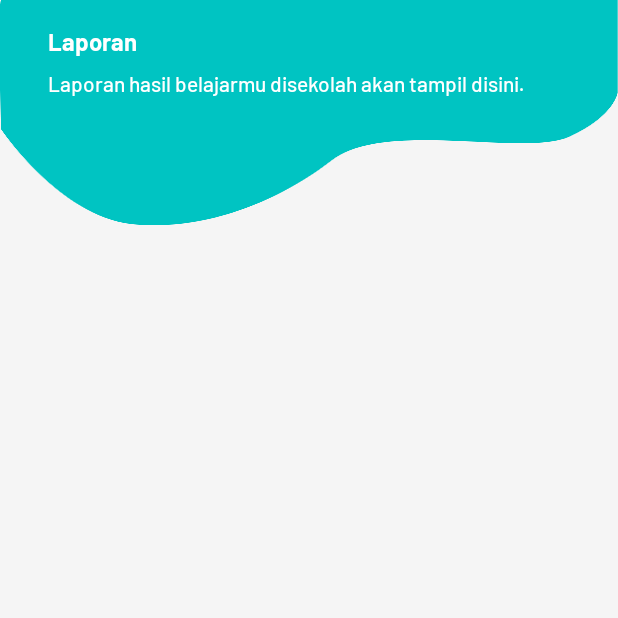
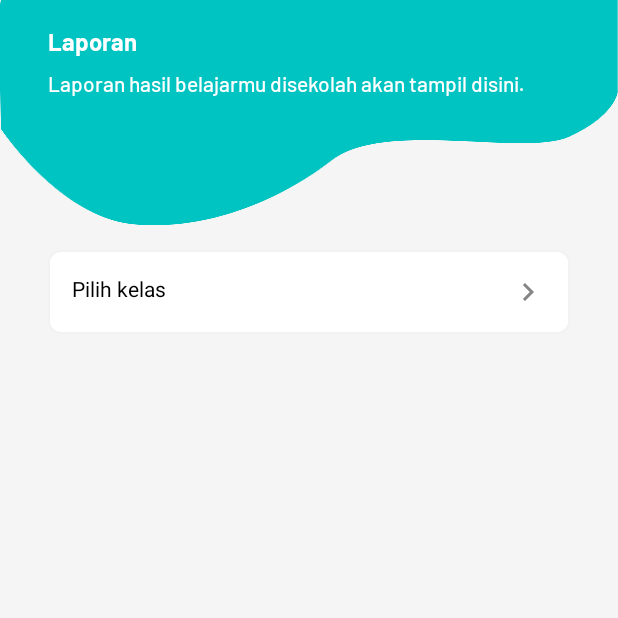
Before and after one commit to cecepfahriazal1997/PenaMob-Android, an Android app: the Dashboard screen opened directly, with no data from a screen before it, item 3 of the bottom bar chosen, on a phone screen of 412 x 824 dp, the top half of it. Run offline under Robolectric (Android 15) with nearby library versions, the phone set to English and light mode, and no system bars; libraries missing offline, so code that uses them is left out: com.esafirm.imagepicker, com.koushikdutta.async, com.koushikdutta.ion, com.smarteist.autoimageslider, mehdi.sakout.fancybuttons; pictures from the network do not load; 11 statements that could not run were skipped.

Commit message:
feat: add picker data

```diff
--- a/app/src/main/AndroidManifest.xml
+++ b/app/src/main/AndroidManifest.xml
@@ -83,6 +83,10 @@
             android:name=".activity.ChangePassword"
             android:screenOrientation="portrait"
             android:theme="@style/Theme.PenaMob" />
+        <activity
+            android:name=".activity.Picker"
+            android:screenOrientation="portrait"
+            android:theme="@style/Theme.PenaMob" />
     </application>
 
 </manifest>
--- a/app/src/main/java/com/nita/penamob/activity/Dashboard.java
+++ b/app/src/main/java/com/nita/penamob/activity/Dashboard.java
@@ -17,7 +17,7 @@ import com.nita.penamob.R;
 import com.nita.penamob.api.Service;
 import com.nita.penamob.fragment.Account;
 import com.nita.penamob.fragment.Home;
-import com.nita.penamob.fragment.Result;
+import com.nita.penamob.fragment.Report;
 import com.nita.penamob.fragment.Courses;
 import com.nita.penamob.helper.GeneralHelper;
 import com.google.android.material.tabs.TabLayout;
@@ -75,7 +75,7 @@ public class Dashboard extends BaseController implements View.OnClickListener {
         adapter = new ViewPagerAdapter(getSupportFragmentManager());
         adapter.addFragment(new Home(), title[0]);
         adapter.addFragment(new Courses(), title[1]);
-        adapter.addFragment(new Result(), title[2]);
+        adapter.addFragment(new Report(), title[2]);
         adapter.addFragment(new Account(), title[3]);
         viewPager.setAdapter(adapter);
         viewPager.setOffscreenPageLimit(3);
@@ -180,10 +180,7 @@ public class Dashboard extends BaseController implements View.OnClickListener {
     }
 
     @Override
-    protected void onActivityResult(int requestCode, int resultCode, Intent data) {
+    public void onActivityResult(int requestCode, int resultCode, Intent data) {
         super.onActivityResult(requestCode, resultCode, data);
-        for (Fragment fragment : getSupportFragmentManager().getFragments()) {
-            fragment.onActivityResult(requestCode, resultCode, data);
-        }
     }
 }
--- a/app/src/main/java/com/nita/penamob/api/Service.java
+++ b/app/src/main/java/com/nita/penamob/api/Service.java
@@ -46,6 +46,7 @@ public class Service {
     public String quizStart = baseUrl + "student/quiz/start?lessons_id=";
     public String quizSave = baseUrl + "student/quiz/save";
     public String quizStop = baseUrl + "student/quiz/stop";
+    public String report = baseUrl + "student/report";
 
     public String bodyResponse = "data";
 
--- /dev/null
+++ b/app/src/main/java/com/nita/penamob/fragment/Report.java
@@ -0,0 +1,99 @@
+package com.nita.penamob.fragment;
+
+import android.content.Intent;
+import android.os.Bundle;
+import android.view.LayoutInflater;
+import android.view.View;
+import android.view.ViewGroup;
+import android.widget.RelativeLayout;
+import android.widget.TextView;
+
+import androidx.activity.result.ActivityResult;
+import androidx.activity.result.ActivityResultCallback;
+import androidx.activity.result.ActivityResultLauncher;
+import androidx.activity.result.contract.ActivityResultContracts;
+import androidx.fragment.app.Fragment;
+import androidx.recyclerview.widget.RecyclerView;
+
+import com.nita.penamob.R;
+import com.nita.penamob.activity.Dashboard;
+import com.nita.penamob.activity.Picker;
+import com.nita.penamob.adapter.GridMenuAdapter;
+import com.nita.penamob.model.GridMenuModel;
+
+import org.json.JSONObject;
+
+import java.util.ArrayList;
+import java.util.List;
+
+public class Report extends Fragment implements View.OnClickListener {
+    private Dashboard parent;
+    private RecyclerView listMenu;
+    private RelativeLayout contentCourses;
+    private TextView courses;
+    private GridMenuAdapter adapter;
+    private List<GridMenuModel> lists = new ArrayList<>();
+    private final int GET_COURSES = 0;
+    private String tmpCoursesId = "";
+
+    public Report() {
+    }
+
+    @Override
+    public void onCreate(Bundle savedInstanceState) {
+        super.onCreate(savedInstanceState);
+        parent = ((Dashboard) getActivity());
+    }
+
+    @Override
+    public View onCreateView(LayoutInflater inflater, ViewGroup container, Bundle savedInstanceState) {
+        View rootView = inflater.inflate(R.layout.fragment_report, container, false);
+
+        findView(rootView);
+        init();
+
+        return rootView;
+    }
+
+    private void findView(View rootView) {
+        contentCourses = rootView.findViewById(R.id.content_courses);
+        courses = rootView.findViewById(R.id.courses);
+        listMenu = rootView.findViewById(R.id.list_menu);
+    }
+
+    private void init() {
+        contentCourses.setOnClickListener(this::onClick);
+    }
+
+    ActivityResultLauncher<Intent> activityResultLaunch = registerForActivityResult(
+            new ActivityResultContracts.StartActivityForResult(),
+            new ActivityResultCallback<ActivityResult>() {
+                @Override
+                public void onActivityResult(ActivityResult result) {
+                    switch (result.getResultCode()) {
+                        case GET_COURSES:
+                            try {
+                                JSONObject data = new JSONObject(result.getData().getStringExtra("result"));
+                                courses.setText(data.getString("title"));
+                                tmpCoursesId = data.getString("id");
+                            } catch (Exception e) {
+                                e.printStackTrace();
+                            }
+                            break;
+                    }
+                }
+            });
+
+    @Override
+    public void onClick(View v) {
+        switch (v.getId()) {
+            case R.id.content_courses:
+                Intent intent = new Intent(getActivity(), Picker.class);
+                intent.putExtra("title", "Pilih Kelas");
+                intent.putExtra("url", parent.clientApiService.courses);
+                intent.putExtra("CODE_RESULT", GET_COURSES);
+                activityResultLaunch.launch(intent);
+                break;
+        }
+    }
+}
--- a/app/src/main/java/com/nita/penamob/fragment/Result.java
+++ /dev/null
@@ -1,52 +0,0 @@
-package com.nita.penamob.fragment;
-
-import android.os.Bundle;
-import android.view.LayoutInflater;
-import android.view.View;
-import android.view.ViewGroup;
-
-import androidx.fragment.app.Fragment;
-import androidx.recyclerview.widget.RecyclerView;
-
-import com.nita.penamob.R;
-import com.nita.penamob.activity.Dashboard;
-import com.nita.penamob.adapter.GridMenuAdapter;
-import com.nita.penamob.model.GridMenuModel;
-
-import java.util.ArrayList;
-import java.util.List;
-
-public class Result extends Fragment implements View.OnClickListener {
-    private Dashboard parent;
-    private RecyclerView listMenu;
-    private GridMenuAdapter adapter;
-    private List<GridMenuModel> lists = new ArrayList<>();
-
-    public Result() {
-    }
-
-    @Override
-    public void onCreate(Bundle savedInstanceState) {
-        super.onCreate(savedInstanceState);
-        parent = ((Dashboard) getActivity());
-    }
-
-    @Override
-    public View onCreateView(LayoutInflater inflater, ViewGroup container, Bundle savedInstanceState) {
-        View rootView = inflater.inflate(R.layout.fragment_report, container, false);
-
-        findView(rootView);
-
-        return rootView;
-    }
-
-    private void findView(View rootView) {
-        listMenu = rootView.findViewById(R.id.list_menu);
-    }
-
-    @Override
-    public void onClick(View v) {
-        switch (v.getId()) {
-        }
-    }
-}
--- a/app/src/main/res/layout/fragment_report.xml
+++ b/app/src/main/res/layout/fragment_report.xml
@@ -1,6 +1,7 @@
 <?xml version="1.0" encoding="utf-8"?>
 <RelativeLayout xmlns:android="http://schemas.android.com/apk/res/android"
     xmlns:app="http://schemas.android.com/apk/res-auto"
+    xmlns:tools="http://schemas.android.com/tools"
     android:layout_width="match_parent"
     android:layout_height="match_parent"
     android:background="@color/grayLevel1"
@@ -37,7 +38,8 @@
             android:lineSpacingMultiplier="1.3"
             android:text="Laporan hasil belajarmu disekolah akan tampil disini."
             android:textColor="@color/white"
-            android:textSize="14dp" />
+            android:textSize="14dp"
+            tools:ignore="TextSizeCheck" />
 
     </LinearLayout>
 
@@ -49,6 +51,48 @@
         android:gravity="center"
         android:orientation="vertical">
 
+        <RelativeLayout
+            android:id="@+id/content_courses"
+            android:layout_width="match_parent"
+            android:layout_height="wrap_content"
+            android:layout_marginHorizontal="32dp"
+            android:background="@drawable/border_round_soft"
+            android:padding="16dp">
+
+            <TextView
+                android:id="@+id/label"
+                android:layout_width="wrap_content"
+                android:layout_height="wrap_content"
+                android:layout_alignParentStart="true"
+                android:layout_toLeftOf="@+id/arrow"
+                android:text="Pilih kelas"
+                android:textColor="@color/black"
+                android:textSize="14dp"
+                tools:ignore="TextSizeCheck" />
+
+            <TextView
+                android:id="@+id/courses"
+                android:layout_width="wrap_content"
+                android:layout_height="wrap_content"
+                android:layout_below="@+id/label"
+                android:layout_alignParentStart="true"
+                android:layout_marginTop="4dp"
+                android:layout_toLeftOf="@+id/arrow"
+                android:text="Kelas Pancasila"
+                android:textColor="@color/primary"
+                android:textSize="14dp"
+                android:textStyle="bold"
+                android:visibility="gone" />
+
+            <ImageView
+                android:id="@+id/arrow"
+                android:layout_width="wrap_content"
+                android:layout_height="wrap_content"
+                android:layout_alignParentRight="true"
+                android:layout_centerVertical="true"
+                android:src="@drawable/arrow_right" />
+        </RelativeLayout>
+
         <androidx.recyclerview.widget.RecyclerView
             android:id="@+id/list_menu"
             android:layout_width="match_parent"
```
Also changed, not shown: app/src/main/java/com/nita/penamob/activity/Picker.java (added, +112 -0 lines), app/src/main/java/com/nita/penamob/adapter/PickerAdapter.java (added, +81 -0 lines), app/src/main/java/com/nita/penamob/model/PickerModel.java (added, +24 -0 lines), app/src/main/res/layout/activity_picker.xml (added, +21 -0 lines), app/src/main/res/layout/item_picker.xml (added, +17 -0 lines).
